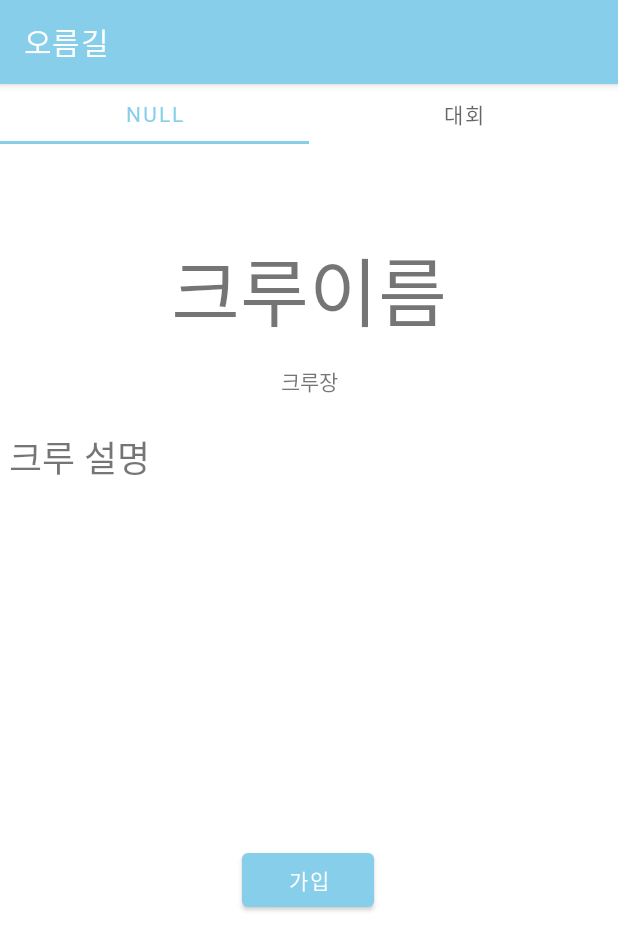
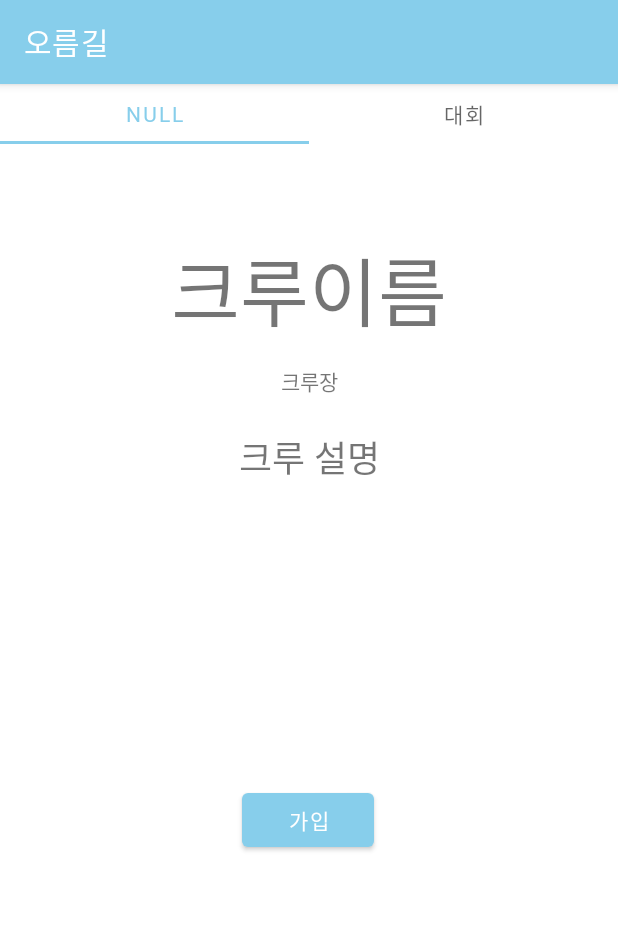
Before and after one commit to ZRTstorm/UpHillSeries, an Android app: the CrewMemberFragment screen opened directly, with no data from a screen before it, on a phone screen of 412 x 824 dp. Shown: the top 950 px of the screen. Run offline under Robolectric (Android 15) with nearby library versions, the phone set to English and light mode, and no system bars; our stand-ins replace Firebase (no records; nobody signed in at launch, a user with empty details on screens opened directly).

Commit message:
[update] 12-5구현

```diff
--- a/app/src/main/res/layout/fragment_crew_member.xml
+++ b/app/src/main/res/layout/fragment_crew_member.xml
@@ -30,7 +30,7 @@
         android:id="@+id/button17"
         android:layout_width="wrap_content"
         android:layout_height="wrap_content"
-        android:layout_marginTop="180dp"
+        android:layout_marginTop="140dp"
         android:text="가입"
         app:layout_constraintEnd_toEndOf="parent"
         app:layout_constraintHorizontal_bias="0.498"
@@ -54,6 +54,7 @@
         android:layout_marginStart="6dp"
         android:layout_marginTop="22dp"
         android:layout_marginEnd="6dp"
+        android:gravity="center"
         android:text="크루 설명"
         android:textSize="24sp"
         app:layout_constraintEnd_toEndOf="parent"
```
